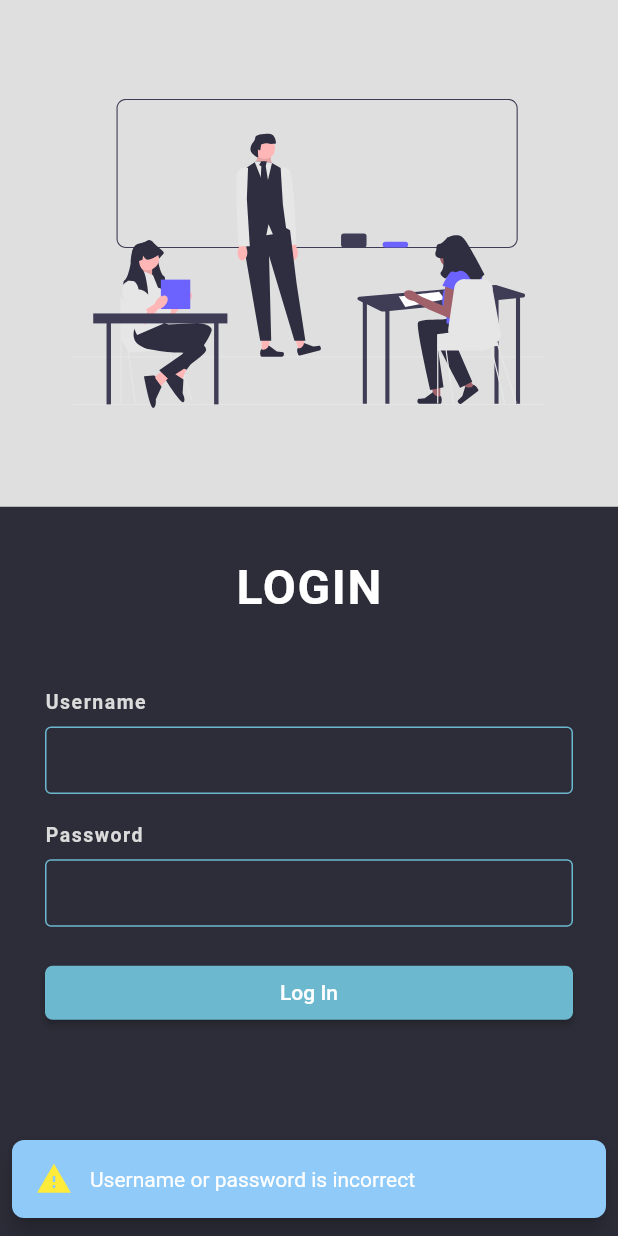
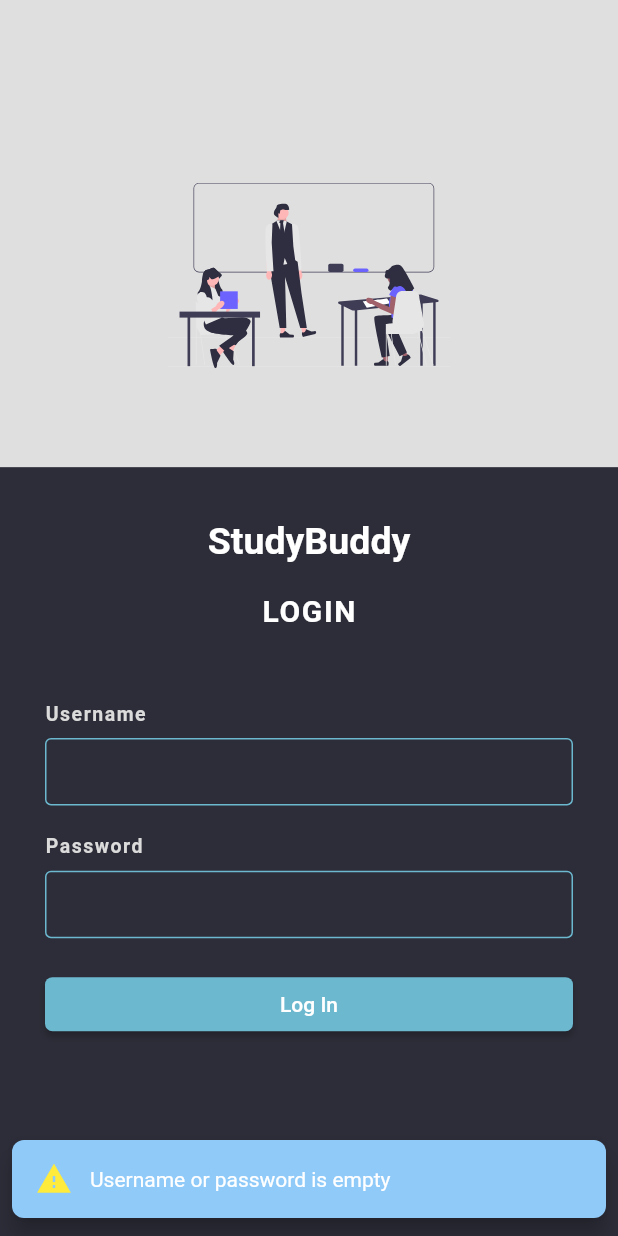
Before and after one commit to MustafaM24/StudyBuddy-Flutter, a Flutter app: the screen it shows after launch, after a tap on "Log In", on a phone screen of 412 x 824 dp. Run offline on Flutter 3.47's test engine with Material 2 defaults, Android fonts, the phone set to English and light mode, and no system bars; drawn by our look-alikes of animated_text_kit; our stand-ins replace cached_network_image, dio, flutter_svg, pretty_dio_logger, shared_preferences, timeago; accounts and stored records are empty.

Commit message:
fixed login screen

```diff
--- a/lib/auth/login.dart
+++ b/lib/auth/login.dart
@@ -21,18 +21,22 @@ class Login extends StatelessWidget {
       absorbing: provider.isLoading,
       child: Scaffold(
         backgroundColor: const Color(0xFF2D2D39),
+        appBar: AppBar(
+          backgroundColor: Color.fromARGB(255, 223, 223, 223),
+          elevation: 0,
+        ),
         body: SafeArea(
           child: Center(
             child: ListView(
               children: [
                 Container(
                   color: const Color.fromARGB(255, 223, 223, 223),
-                  padding: EdgeInsets.symmetric(vertical: MediaQuery.of(context).size.height*0.08),
+                  padding: EdgeInsets.symmetric(vertical: MediaQuery.of(context).size.height * 0.08),
                   child: SvgPicture.asset(
                     "assets/study.svg",
                     // color: Color.fromARGB(255, 255, 255, 255),
                     semanticsLabel: 'A red up arrow',
-                    height: MediaQuery.of(context).size.height*0.25,
+                    height: MediaQuery.of(context).size.height * 0.15,
                   ),
                 ),
                 Container(
@@ -44,12 +48,21 @@ class Login extends StatelessWidget {
                       const SizedBox(
                         height: 35.0,
                       ),
+                      const DefaultTextStyle(
+                          style: TextStyle(
+                            fontSize: 25.0,
+                            fontWeight: FontWeight.bold,
+                          ),
+                          child: LogoAnimation()),
+                      const SizedBox(
+                        height: 20,
+                      ),
                       Row(
                         mainAxisAlignment: MainAxisAlignment.center,
                         children: const [
                           Text(
                             "LOGIN",
-                            style: TextStyle(color: Colors.white, fontSize: 32.0, letterSpacing: 1.1, fontWeight: FontWeight.bold),
+                            style: TextStyle(color: Colors.white, fontSize: 20.0, letterSpacing: 1.1, fontWeight: FontWeight.bold),
                             // fontWeight: FontWeight.w400),
                           ),
                         ],
@@ -73,11 +86,10 @@ class Login extends StatelessWidget {
                         height: 45.0,
                         child: TextFormField(
                           controller: username,
-                          style: TextStyle(
-                            color: Colors.white
-                          ),
+                          style: TextStyle(color: Colors.white),
                           decoration: const InputDecoration(
                             enabledBorder: OutlineInputBorder(borderSide: BorderSide(color: Color(0xFF6BB8CF), width: 1)),
+                            focusedBorder: OutlineInputBorder(borderSide: BorderSide(color: Color(0xFF6BB8CF), width: 1)),
                           ),
                         ),
                       ),
@@ -97,13 +109,12 @@ class Login extends StatelessWidget {
                       Container(
                         height: 45.0,
                         child: TextFormField(
-                          style: TextStyle(
-                            color: Colors.white
-                          ),
+                          style: TextStyle(color: Colors.white),
                           controller: password,
                           obscureText: true,
                           decoration: const InputDecoration(
                             enabledBorder: OutlineInputBorder(borderSide: BorderSide(color: Color(0xFF6BB8CF), width: 1)),
+                            focusedBorder: OutlineInputBorder(borderSide: BorderSide(color: Color(0xFF6BB8CF), width: 1)),
                           ),
                         ),
                       ),
@@ -114,6 +125,10 @@ class Login extends StatelessWidget {
                           buttonText: "Log In",
                           isLoading: provider.isLoading,
                           onPressed: () {
+                            if (username.text.isEmpty || password.text.isEmpty) {
+                              SnackBarService.showWarningSnackBar(context, "Username or password is empty");
+                              return;
+                            }
                             provider.login(username.text, password.text).then((value) {
                               if (provider.currentUser != null) {
                                 Navigator.of(context).pushReplacement(MaterialPageRoute(builder: (context) => MyHomePage()));
--- a/lib/main.dart
+++ b/lib/main.dart
@@ -43,7 +43,7 @@ class SpashScreen extends StatefulWidget {
 class _SpashScreenState extends State<SpashScreen> {
   @override
   void initState() {
-    Future.delayed(const Duration(milliseconds: 1), () {
+    Future.delayed(const Duration(seconds: 2), () {
       context.read<UserProvider>().checkAlreadyLoggedIn().then((value) {
         if (context.read<UserProvider>().currentUser == null) {
           Navigator.pushReplacement(context, MaterialPageRoute(builder: (context) => Login()));
@@ -57,28 +57,16 @@ class _SpashScreenState extends State<SpashScreen> {
 
   @override
   Widget build(BuildContext context) {
-    return Scaffold(
+    return const Scaffold(
         backgroundColor: Color(0xFF2D2D39),
         body: Center(
             child: SizedBox(
           child: DefaultTextStyle(
-            style: const TextStyle(
+            style: TextStyle(
               fontSize: 35.0,
               fontWeight: FontWeight.bold,
             ),
-            child: Row(
-              mainAxisAlignment: MainAxisAlignment.center,
-              children: [
-                Text("Study"),
-                AnimatedTextKit(
-                  animatedTexts: [
-                    TypewriterAnimatedText('Buddy'),
-                    TypewriterAnimatedText('Pal'),
-                    TypewriterAnimatedText('Mate'),
-                  ],
-                ),
-              ],
-            ),
+            child: LogoAnimation(),
           ),
         )));
   }
@@ -231,3 +219,30 @@ class _MyHomePageState extends State<MyHomePage> {
     );
   }
 }
+
+
+class LogoAnimation extends StatelessWidget {
+  const LogoAnimation({
+    Key? key,
+  }) : super(key: key);
+
+  @override
+  Widget build(BuildContext context) {
+    return Hero(
+      tag: "logo",
+      child: Row(
+        mainAxisAlignment: MainAxisAlignment.center,
+        children: [
+          Text("Study"),
+          AnimatedTextKit(
+            animatedTexts: [
+              TypewriterAnimatedText('Buddy'),
+              TypewriterAnimatedText('Pal'),
+              TypewriterAnimatedText('Mate'),
+            ],
+          ),
+        ],
+      ),
+    );
+  }
+}
```
Also changed, not shown: 2 other files.
